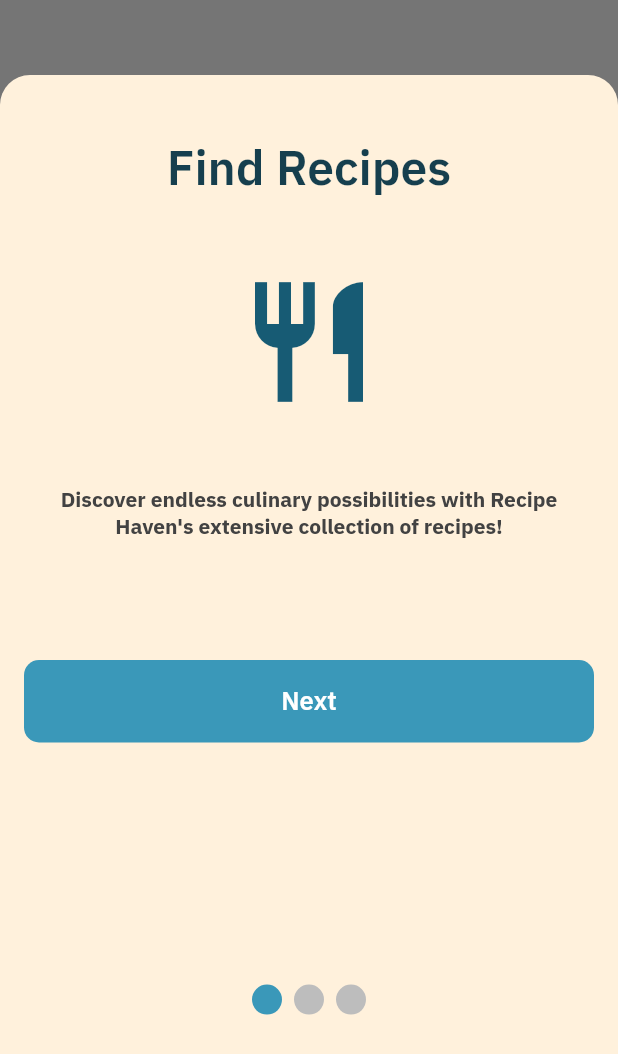
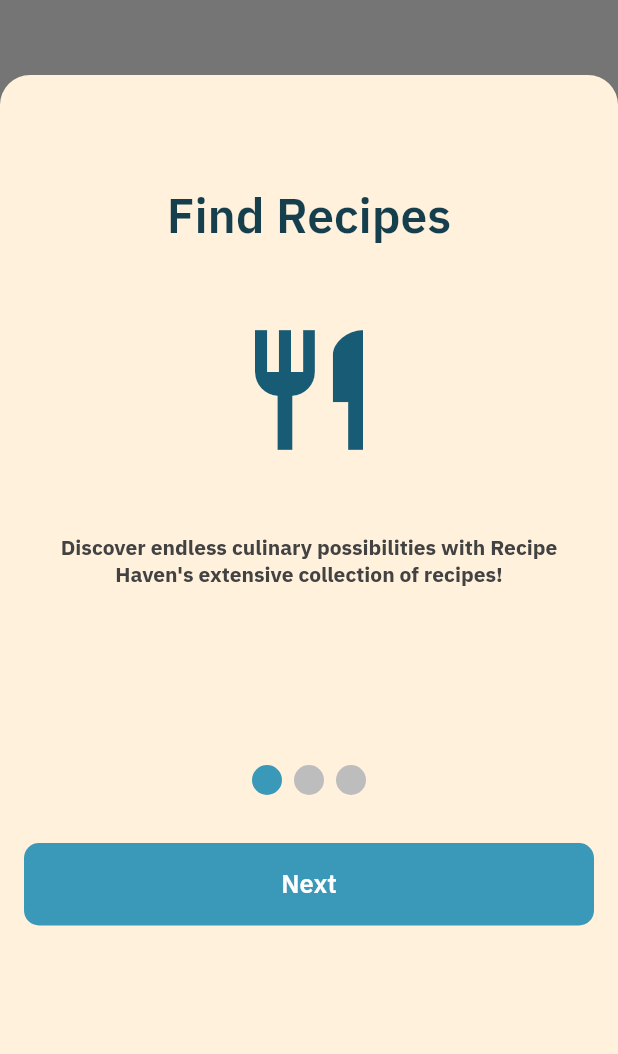
Before and after one commit to FahadMajed/recipes, a Flutter app: the OnBoardingPagesModal widget shown alone on an empty page, opened directly, on a phone screen of 412 x 824 dp. Shown: the top 1054 px of the screen. Run offline on Flutter 3.47's test engine with Material 2 defaults, Android fonts, the phone set to English and light mode, and no system bars; our stand-ins replace flutter_rating_bar, flutter_riverpod, get, hive, hive_flutter, modal_progress_hud_nsn and 1 more; missing offline and left inert: rest_api; accounts and stored records are empty.

```diff
--- a/lib/data/repositories/default_favourite_repository.dart
+++ b/lib/data/repositories/default_favourite_repository.dart
@@ -1,7 +1,7 @@
 import 'package:hive/hive.dart';
 import 'package:recipes/lib.dart';
 
-class DeafaultFavouriteRecipesRepository implements FavouriteRecipesRepository {
+class DefaultFavouriteRecipesRepository implements FavouriteRecipesRepository {
   Box get _favsBox => Hive.box("favourite_recipes");
 
   @override
--- a/lib/features/onboarding/1_features/onboarding_pages_modal.dart
+++ b/lib/features/onboarding/1_features/onboarding_pages_modal.dart
@@ -1,6 +1,5 @@
 import 'package:flutter_riverpod/flutter_riverpod.dart';
 import 'package:recipes/features/onboarding/1_features/onboarding_controller.dart';
-import 'package:recipes/features/onboarding/onboarding.dart';
 import 'package:recipes/lib.dart';
 import 'package:flutter/material.dart';
 
@@ -26,8 +25,9 @@ class OnBoardingPagesModal extends ConsumerWidget {
           height: 90.h,
           showCross: false,
           children: [
+            sizedHeight32,
             SizedBox(
-              height: 60.h,
+              height: 50.h,
               child: PageView(
                 physics: const ClampingScrollPhysics(),
                 controller: onboardingPageCtrl,
@@ -37,19 +37,20 @@ class OnBoardingPagesModal extends ConsumerWidget {
                       label: feature.label,
                       iconData: feature.iconData,
                       desc: feature.desc,
-                      buttonTitle: page.isLastPage ? "Browse Recipes!" : "Next",
-                      onPressed: viewController.onActionButtonPressed,
                     ),
                 ],
               ),
             ),
-            sizedHeight32,
-            sizedHeight32,
-            sizedHeight32,
             PageViewIndicator(
               numOfPages: page.numberOfPages,
               currentPage: page.currentPage,
             ),
+            sizedHeight32,
+            FilledBotton(
+                title: page.isLastPage ? "Browse Recipes!" : "Next",
+                onPressed: viewController.onActionButtonPressed),
+            sizedHeight32,
+            sizedHeight32,
           ],
         ),
       ),
--- a/lib/features/onboarding/1_features/widgets/onboarding_page.dart
+++ b/lib/features/onboarding/1_features/widgets/onboarding_page.dart
@@ -6,8 +6,6 @@ class OnboardingPage extends StatelessWidget {
   final String label;
   final String desc;
   final Widget? widget;
-  final String buttonTitle;
-  final VoidCallback onPressed;
 
   const OnboardingPage({
     super.key,
@@ -15,8 +13,6 @@ class OnboardingPage extends StatelessWidget {
     required this.label,
     required this.desc,
     this.widget,
-    required this.buttonTitle,
-    required this.onPressed,
   });
 
   @override
@@ -31,10 +27,6 @@ class OnboardingPage extends StatelessWidget {
         sizedHeight48,
         widget ?? Container(),
         sizedHeight32,
-        FilledBotton(
-          title: buttonTitle,
-          onPressed: onPressed,
-        ),
       ],
     );
   }
--- a/lib/features/recipes/widgets/favorite_button.dart
+++ b/lib/features/recipes/widgets/favorite_button.dart
@@ -2,15 +2,17 @@ import 'package:flutter/material.dart';
 import 'package:recipes/lib.dart';
 
 class FavoriteButton extends StatelessWidget {
+  final bool isFavorite;
   const FavoriteButton({
+    required this.isFavorite,
     super.key,
   });
 
   @override
   Widget build(BuildContext context) {
-    return const Icon(
+    return Icon(
       Icons.favorite,
-      color: darkPrimary,
+      color: isFavorite ? darkPrimary : Colors.grey,
       size: 36,
     );
   }
--- a/lib/features/recipes/widgets/recipe_card.dart
+++ b/lib/features/recipes/widgets/recipe_card.dart
@@ -23,8 +23,8 @@ class RecipeCard extends StatelessWidget {
               color: Colors.grey.withOpacity(0.5),
               spreadRadius: 1,
               blurRadius: 1,
-              blurStyle: BlurStyle.inner,
-              offset: const Offset(0, 3), // changes position of shadow
+              blurStyle: BlurStyle.normal,
+              offset: const Offset(0, 2), // changes position of shadow
             ),
           ],
         ),
--- a/lib/packages/utilities/base_classes/base_view_controller.dart
+++ b/lib/packages/utilities/base_classes/base_view_controller.dart
@@ -76,8 +76,8 @@ abstract class AsyncViewController<T> extends ViewController<AsyncValue<T>> {
 
   void emitLoading() => viewModel = const AsyncLoading();
   void emitData(T data) => viewModel = AsyncData(data);
-  Future<bool> emitError(Error e) async {
-    viewModel = AsyncError(e);
+  Future<bool> emitError(Object? e) async {
+    viewModel = AsyncError(e ?? Object());
     return false;
   }
 }
```
Also changed, not shown: lib/features/recipes/recipes_controller.dart (added, +22 -0 lines), lib/features/recipes/recipes_screen.dart (+25 -7 lines), lib/features/recipes/widgets/recipe_details.dart (+5 -3 lines), lib/main.dart (+19 -3 lines), 1 other file.
